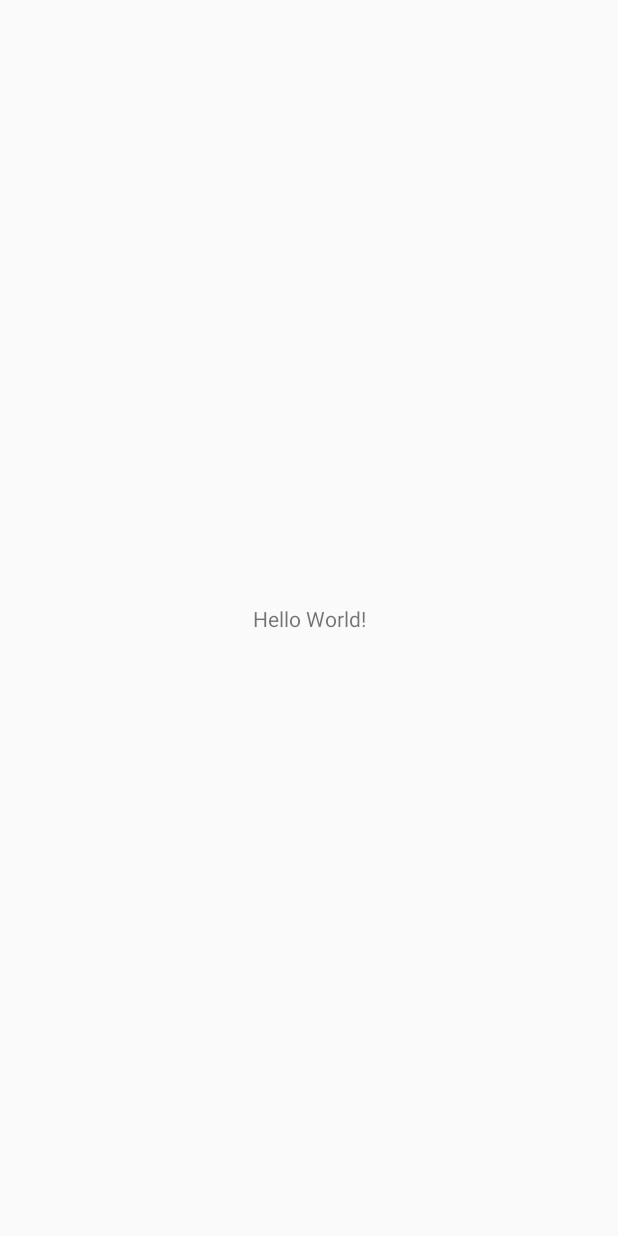
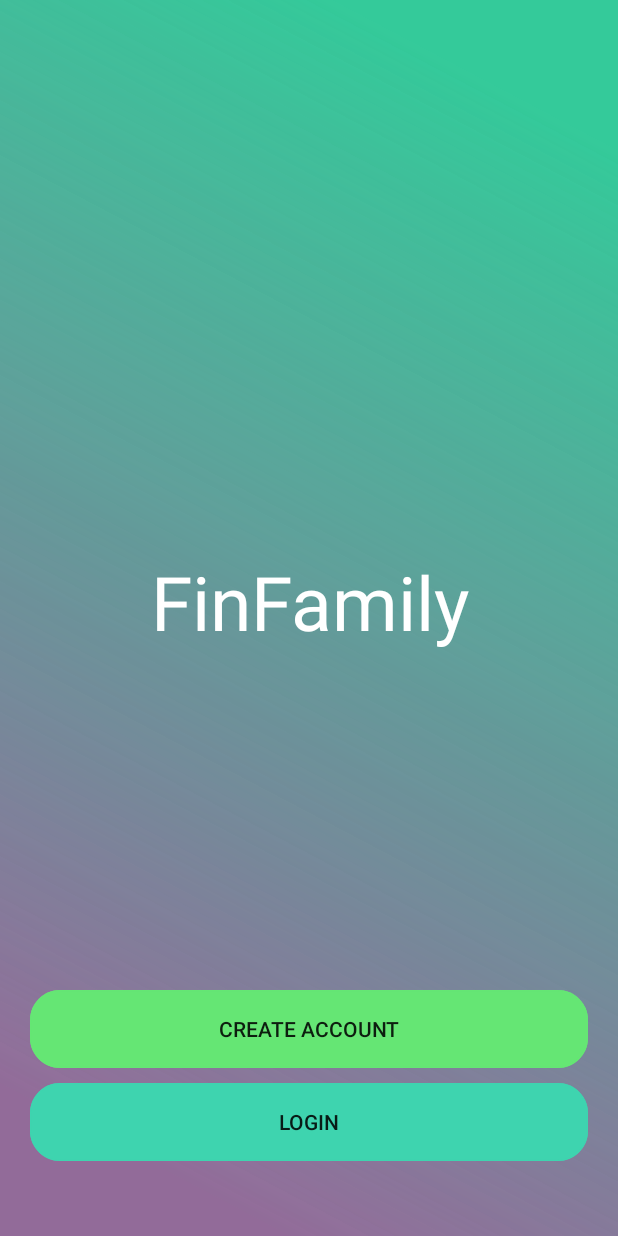
Before and after one commit to Natayoane/fin-family-app, an Android app: the screen it shows after launch (MainActivity), on a phone screen of 412 x 824 dp. Before the commit the screen is almost empty. Run offline under Robolectric (Android 15) with nearby library versions, the phone set to English and light mode, and no system bars.

Commit message:
Removing activity 'inicio'/migration to main

```diff
--- a/app/src/main/res/layout/activity_main.xml
+++ b/app/src/main/res/layout/activity_main.xml
@@ -1,18 +1,52 @@
 <?xml version="1.0" encoding="utf-8"?>
-<androidx.constraintlayout.widget.ConstraintLayout xmlns:android="http://schemas.android.com/apk/res/android"
+<LinearLayout xmlns:android="http://schemas.android.com/apk/res/android"
     xmlns:app="http://schemas.android.com/apk/res-auto"
     xmlns:tools="http://schemas.android.com/tools"
-    android:layout_width="match_parent"
-    android:layout_height="match_parent"
+    android:id="@+id/linearLayout"
+    android:layout_width="fill_parent"
+    android:layout_height="fill_parent"
+    android:orientation="vertical"
+    android:gravity="bottom"
+    android:background="@drawable/fundo"
     tools:context=".MainActivity">
 
     <TextView
-        android:layout_width="wrap_content"
+        android:id="@+id/finfamily"
+        android:layout_width="match_parent"
         android:layout_height="wrap_content"
-        android:text="Hello World!"
-        app:layout_constraintBottom_toBottomOf="parent"
-        app:layout_constraintLeft_toLeftOf="parent"
-        app:layout_constraintRight_toRightOf="parent"
-        app:layout_constraintTop_toTopOf="parent" />
+        android:gravity="center"
+        android:layout_marginBottom="225dp"
+        android:text="@string/finfamily"
+        android:textAppearance="@style/finfamily" />
 
-</androidx.constraintlayout.widget.ConstraintLayout>
+
+    <LinearLayout
+        android:id="@+id/linearLayout1"
+        android:layout_width="fill_parent"
+        android:layout_height="wrap_content"
+        android:orientation="vertical"
+        android:layout_marginBottom="50dp"
+        android:layout_marginEnd="20dp"
+        android:layout_marginStart="20dp"
+        >
+
+        <Button
+            android:id="@+id/cadastroinicio"
+            android:layout_width="match_parent"
+            android:layout_height="wrap_content"
+            android:layout_alignParentRight="true"
+            android:layout_marginBottom="10dp"
+            android:background="@drawable/cadastroinicial"
+            android:text="Create Account"/>
+
+        <Button
+            android:id="@+id/logininicio"
+            android:layout_width="match_parent"
+            android:layout_height="wrap_content"
+            android:background="@drawable/buttonlogininicio"
+            android:text="Login"/>
+
+    </LinearLayout>
+
+
+</LinearLayout>
```
Also changed, not shown: app/src/main/java/com/bandtec/finfamily/Inicio.kt (deleted, +0 -32 lines), app/src/main/java/com/bandtec/finfamily/MainActivity.kt (+13 -0 lines), app/src/main/res/layout/activity_inicio.xml (deleted, +0 -72 lines).
